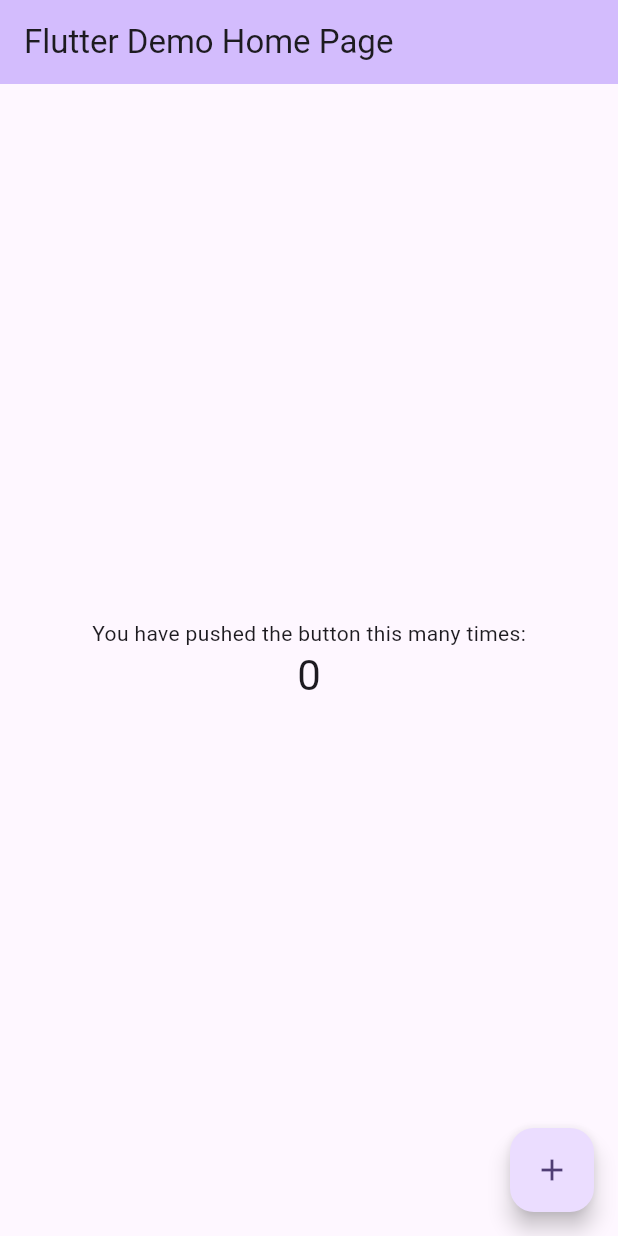
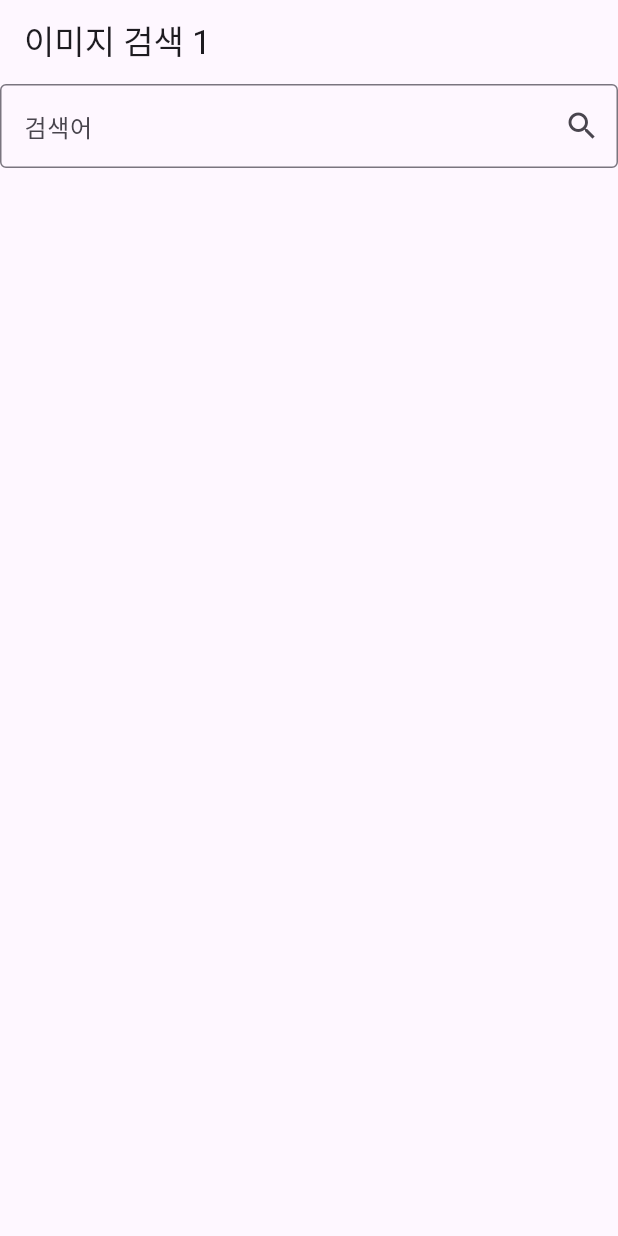
Before and after one commit to byjun8932/flutter_imagesearch_240411, a Flutter app: the screen it shows after launch, on a phone screen of 412 x 824 dp. Run offline on Flutter 3.47's test engine with Material 3 defaults, Android fonts, the phone set to English and light mode, and no system bars; our stand-ins replace freezed_annotation.

Commit message:
feat: finish ViewModel

```diff
--- a/lib/main.dart
+++ b/lib/main.dart
@@ -1,4 +1,9 @@
 import 'package:flutter/material.dart';
+import 'package:flutter_imagesearch_240411/presentation/search_list/search_list_screen.dart';
+import 'package:flutter_imagesearch_240411/presentation/search_list/search_list_view_model.dart';
+import 'package:provider/provider.dart';
+import 'data/data_source/photo_data_source.dart';
+import 'data/repository/photo_repository_impl.dart';
 
 void main() {
   runApp(const MyApp());
@@ -15,54 +20,15 @@ class MyApp extends StatelessWidget {
         colorScheme: ColorScheme.fromSeed(seedColor: Colors.deepPurple),
         useMaterial3: true,
       ),
-      home: const MyHomePage(title: 'Flutter Demo Home Page'),
-    );
-  }
-}
-
-class MyHomePage extends StatefulWidget {
-  const MyHomePage({super.key, required this.title});
-
-  final String title;
-
-  @override
-  State<MyHomePage> createState() => _MyHomePageState();
-}
-
-class _MyHomePageState extends State<MyHomePage> {
-  int _counter = 0;
-
-  void _incrementCounter() {
-    setState(() {
-      _counter++;
-    });
-  }
-
-  @override
-  Widget build(BuildContext context) {
-    return Scaffold(
-      appBar: AppBar(
-        backgroundColor: Theme.of(context).colorScheme.inversePrimary,
-        title: Text(widget.title),
-      ),
-      body: Center(
-        child: Column(
-          mainAxisAlignment: MainAxisAlignment.center,
-          children: <Widget>[
-            const Text(
-              'You have pushed the button this many times:',
+      home: ChangeNotifierProvider( // 25 번째 줄부터 쭉암기
+        create: (BuildContext context) {
+          return SearchListViewModel(
+            photoRepository: PhotoRepositoryImpl(
+              photoDataSource: PhotoDataSource(),
             ),
-            Text(
-              '$_counter',
-              style: Theme.of(context).textTheme.headlineMedium,
-            ),
-          ],
-        ),
-      ),
-      floatingActionButton: FloatingActionButton(
-        onPressed: _incrementCounter,
-        tooltip: 'Increment',
-        child: const Icon(Icons.add),
+          );
+        },
+        child: SearchListScreen(),
       ),
     );
   }
--- a/lib/presentation/search_list/search_list_screen.dart
+++ b/lib/presentation/search_list/search_list_screen.dart
@@ -0,0 +1,64 @@
+import 'package:flutter/material.dart';
+import 'package:provider/provider.dart';
+import 'search_list_view_model.dart';
+
+class SearchListScreen extends StatefulWidget {
+  SearchListScreen({super.key});
+
+  @override
+  State<SearchListScreen> createState() => _SearchListScreenState();
+}
+
+class _SearchListScreenState extends State<SearchListScreen> {
+  final _queryTextEditingController = TextEditingController();
+
+  @override
+  void dispose() {
+    _queryTextEditingController.dispose();
+    super.dispose();
+  }
+
+  @override
+  Widget build(BuildContext context) {
+    final viewModel = context.watch<SearchListViewModel>(); // ViewModel logic 1
+
+    return Scaffold(
+      appBar: AppBar(
+        title: const Text('이미지 검색 1'),
+      ),
+      body: Column(
+        children: [
+          TextField(
+            decoration: InputDecoration(
+              border: OutlineInputBorder(),
+              labelText: '검색어',
+              suffixIcon: IconButton(
+                icon: Icon(Icons.search),
+                onPressed: () {
+                  final query = _queryTextEditingController.text;
+                  viewModel.onSearch(query);
+                },
+              ),
+            ),
+          ),
+          Expanded(
+            child: viewModel.isLoading ? Center(child: CircularProgressIndicator())
+                : GridView.count(
+              mainAxisSpacing: 10,
+              crossAxisSpacing: 10,
+              crossAxisCount: 2,
+              children: viewModel.photo
+                  .map((e) => ClipRRect(
+                    borderRadius: BorderRadius.circular(15),
+                    child: Image.network(
+                    e.url, fit: BoxFit.cover,
+                                  ),
+                  ))
+                  .toList(), // ViewModel logic 2
+            ),
+          ),
+        ],
+      ),
+    );
+  }
+}
--- a/lib/presentation/search_list/search_list_view_model.dart
+++ b/lib/presentation/search_list/search_list_view_model.dart
@@ -14,8 +14,16 @@ class SearchListViewModel with ChangeNotifier {
 
   List<Photo> get photo => List.unmodifiable(_photos);
 
+  bool _isLoading = false;
+
+  bool get isLoading => _isLoading;
+
   void onSearch(String query) async {
+    _isLoading = true;
+    notifyListeners();
+
     _photos = await _photoRepository.getPhotos(query);
+    _isLoading = false;
     notifyListeners();
   }
 }
```
